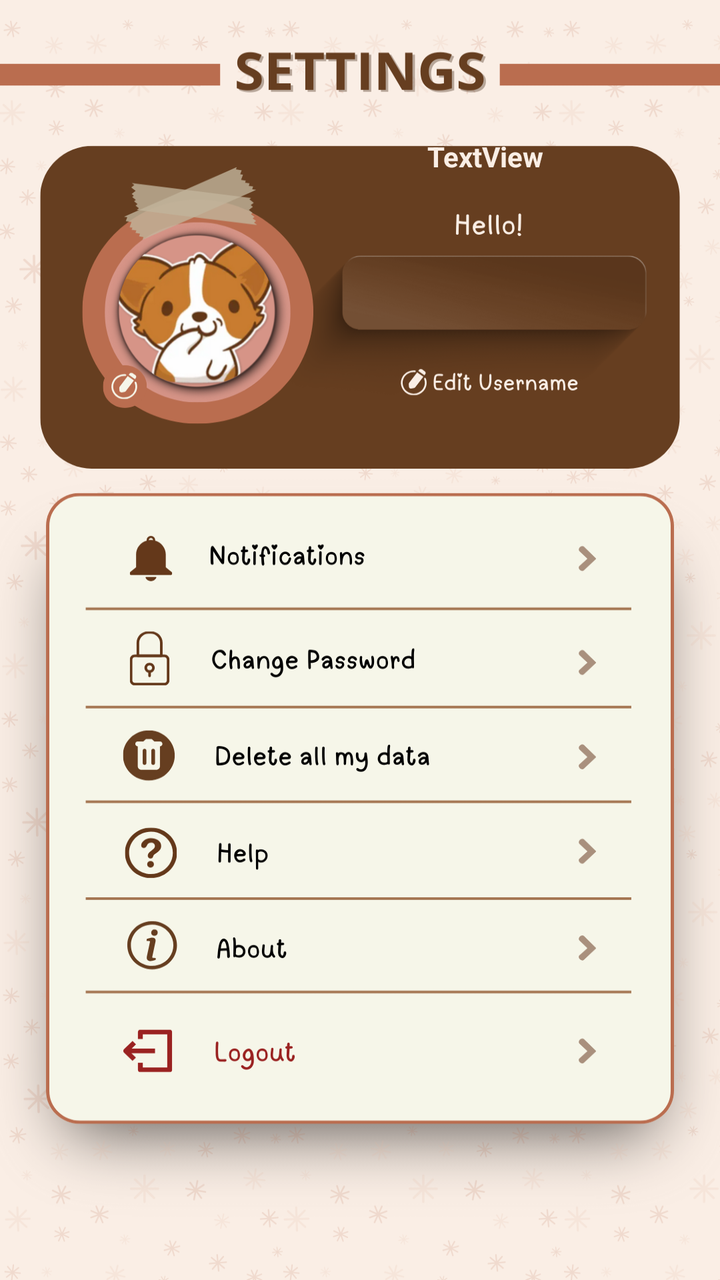
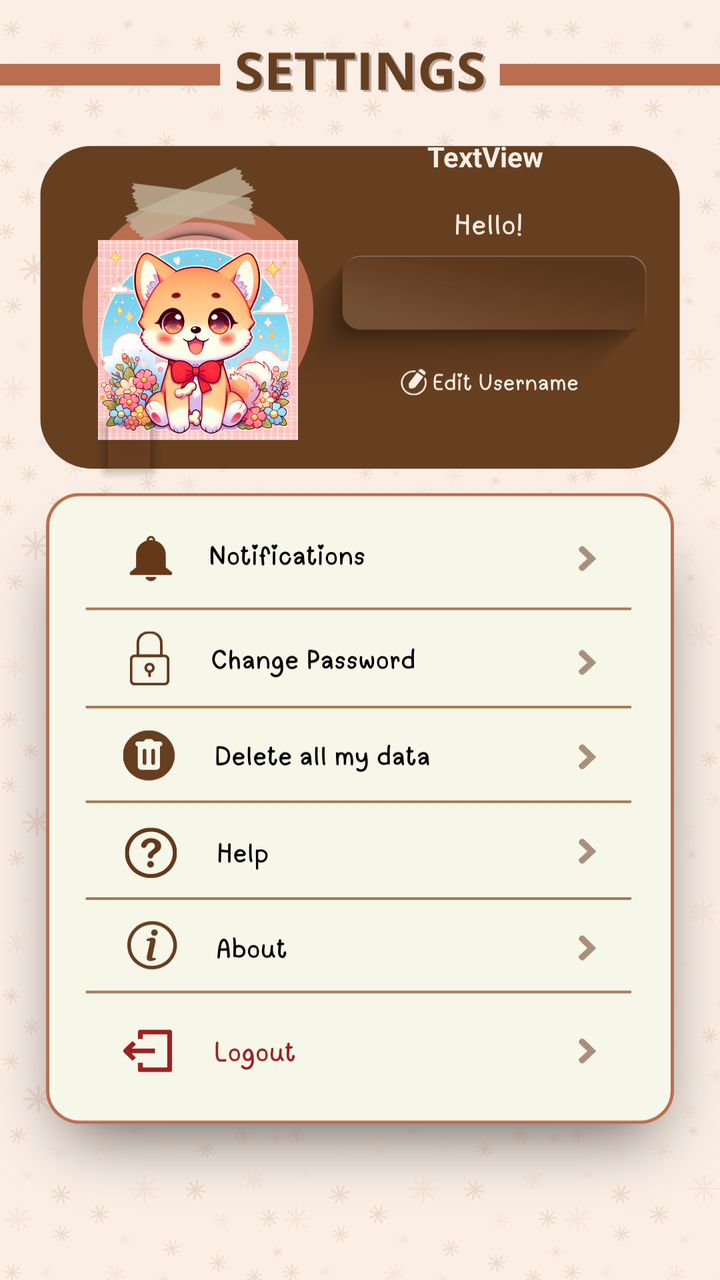

An Android layout rendered at two revisions. The XML below is the earlier revision; the diff shows what the commit changed to produce the second picture.
<!-- AndroidManifest.xml: application theme Theme.MoodTracker -->
<!-- res/layout/fragment_settings.xml -->
<?xml version="1.0" encoding="utf-8"?>
<androidx.constraintlayout.widget.ConstraintLayout xmlns:android="http://schemas.android.com/apk/res/android"
    xmlns:app="http://schemas.android.com/apk/res-auto"
    xmlns:tools="http://schemas.android.com/tools"
    android:layout_width="match_parent"
    android:layout_height="match_parent"
    android:background="@drawable/settings_layout"
    tools:context=".SettingsFragment">

    <Button
        android:id="@+id/helpButton"
        android:layout_width="300dp"
        android:layout_height="54dp"
        android:layout_marginBottom="220dp"
        android:background="@android:color/transparent"
        android:contentDescription="g"
        android:padding="5dp"
        android:textColor="@color/black"
        android:textSize="12sp"
        app:layout_constraintBottom_toBottomOf="parent"
        app:layout_constraintEnd_toEndOf="parent"
        app:layout_constraintHorizontal_bias="0.45"
        app:layout_constraintStart_toStartOf="parent" />

    <Button
        android:id="@+id/accountButton"
        android:layout_width="306dp"
        android:layout_height="50dp"
        android:layout_marginBottom="168dp"
        android:background="@android:color/transparent"
        android:contentDescription="y"
        android:padding="5dp"
        android:textColor="@android:color/white"
        android:textSize="12sp"
        app:layout_constraintBottom_toBottomOf="parent"
        app:layout_constraintEnd_toEndOf="parent"
        app:layout_constraintHorizontal_bias="0.462"
        app:layout_constraintStart_toStartOf="parent" />

    <Button
        android:id="@+id/changePasswordBtn"
        android:layout_width="308dp"
        android:layout_height="49dp"
        android:layout_marginStart="50dp"
        android:layout_marginEnd="54dp"
        android:layout_marginBottom="332dp"
        android:background="@android:color/transparent"
        android:contentDescription="Delete"
        app:layout_constraintBottom_toBottomOf="parent"
        app:layout_constraintEnd_toEndOf="parent"
        app:layout_constraintHorizontal_bias="1.0"
        app:layout_constraintStart_toStartOf="parent" />

    <Button
        android:id="@+id/notifation"
        android:layout_width="308dp"
        android:layout_height="49dp"
        android:layout_marginStart="50dp"
        android:layout_marginEnd="54dp"
        android:layout_marginBottom="388dp"
        android:background="@android:color/transparent"
        android:contentDescription="notif"
        app:layout_constraintBottom_toBottomOf="parent"
        app:layout_constraintEnd_toEndOf="parent"
        app:layout_constraintHorizontal_bias="0.0"
        app:layout_constraintStart_toStartOf="parent" />

    <Button
        android:id="@+id/delete_data"
        android:layout_width="308dp"
        android:layout_height="49dp"
        android:layout_marginStart="50dp"
        android:layout_marginEnd="54dp"
        android:layout_marginBottom="276dp"
        android:background="@android:color/transparent"
        android:contentDescription="Delete"
        app:layout_constraintBottom_toBottomOf="parent"
        app:layout_constraintEnd_toEndOf="parent"
        app:layout_constraintHorizontal_bias="0.0"
        app:layout_constraintStart_toStartOf="parent" />

    <TextView
        android:id="@+id/ACC_NAME"
        android:layout_width="171dp"
        android:layout_height="22dp"
        android:layout_marginTop="60dp"
        android:layout_marginBottom="112dp"
        android:text="TextView"
        android:textAlignment="center"
        android:textColor="#FAEEE5"
        android:textSize="14sp"
        android:textStyle="bold"
        app:layout_constraintBottom_toTopOf="@+id/notifation"
        app:layout_constraintEnd_toEndOf="parent"
        app:layout_constraintHorizontal_bias="0.833"
        app:layout_constraintStart_toStartOf="parent"
        app:layout_constraintTop_toTopOf="parent"
        app:layout_constraintVertical_bias="0.97" />

    <Button
        android:id="@+id/logout"
        android:layout_width="307dp"
        android:layout_height="54dp"
        android:layout_marginStart="50dp"
        android:layout_marginEnd="54dp"
        android:layout_marginBottom="105dp"
        android:background="@android:color/transparent"
        android:contentDescription="Logout button"
        app:layout_constraintBottom_toBottomOf="parent"
        app:layout_constraintEnd_toEndOf="parent"
        app:layout_constraintStart_toStartOf="parent" />

</androidx.constraintlayout.widget.ConstraintLayout>
<!-- resources referenced by this layout -->
<resources>
  <color name="black">#FF000000</color>
  <!-- drawable settings_layout: png bitmap (drawable, 308956 bytes) -->
  <style name="Theme.MoodTracker" parent="Base.Theme.MoodTracker" />
  <style name="Base.Theme.MoodTracker" parent="Theme.MaterialComponents.Light.NoActionBar">
          
          <item name="colorPrimary">#c47930</item> 
          <item name="colorPrimaryVariant">#c47930</item> 
          <item name="colorOnPrimary">#000000</item> 
          <item name="colorControlNormal">#FFFFFF</item>
  
          
          <item name="materialButtonStyle">@style/CustomButtonStyle</item>
      </style>
  <style name="CustomButtonStyle" parent="Widget.MaterialComponents.Button">
          <item name="backgroundTint">#64381A</item>
          <item name="android:textColor">@color/brownishe</item>
      </style>
  <color name="brownishe">#c47930</color>
</resources>

<!-- the commit's change to res/layout/fragment_settings.xml (unified diff, before → after) -->
@@ -110,4 +110,34 @@
         app:layout_constraintEnd_toEndOf="parent"
         app:layout_constraintStart_toStartOf="parent" />
 
+    <Button
+        android:id="@+id/editbtn"
+        android:layout_width="28dp"
+        android:layout_height="40dp"
+        android:layout_marginTop="202dp"
+        android:backgroundTint="#00FFFFFF"
+        app:layout_constraintBottom_toBottomOf="parent"
+        app:layout_constraintEnd_toEndOf="parent"
+        app:layout_constraintHorizontal_bias="0.154"
+        app:layout_constraintStart_toStartOf="parent"
+        app:layout_constraintTop_toTopOf="parent"
+        app:layout_constraintVertical_bias="0.002" />
+
+    <ImageView
+
+        android:id="@+id/profileimg"
+        android:layout_width="100dp"
+        android:layout_height="100dp"
+        android:layout_gravity="center"
+        android:layout_marginTop="120dp"
+        android:background="@drawable/profile_background"
+        android:scaleType="centerCrop"
+        android:src="@drawable/profile"
+        android:text=""
+        app:layout_constraintEnd_toEndOf="parent"
+        app:layout_constraintHorizontal_bias="0.189"
+        app:layout_constraintStart_toStartOf="parent"
+        app:layout_constraintTop_toTopOf="parent" />
+
+
 </androidx.constraintlayout.widget.ConstraintLayout>
<!-- resource entries referenced after the edit -->
@@ -1,6 +1,13 @@
 <!-- resources referenced by this layout -->
 <resources>
   <color name="black">#FF000000</color>
+  <!-- drawable profile: jpg bitmap (drawable, 95768 bytes) -->
+  <!-- drawable profile_background (drawable) -->
+  <?xml version="1.0" encoding="utf-8"?>
+  <shape xmlns:android="http://schemas.android.com/apk/res/android"
+      android:shape="oval">
+      <solid android:color="#FFFFFF" />
+  </shape>
   <!-- drawable settings_layout: png bitmap (drawable, 308956 bytes) -->
   <style name="Theme.MoodTracker" parent="Base.Theme.MoodTracker" />
   <style name="Base.Theme.MoodTracker" parent="Theme.MaterialComponents.Light.NoActionBar">
